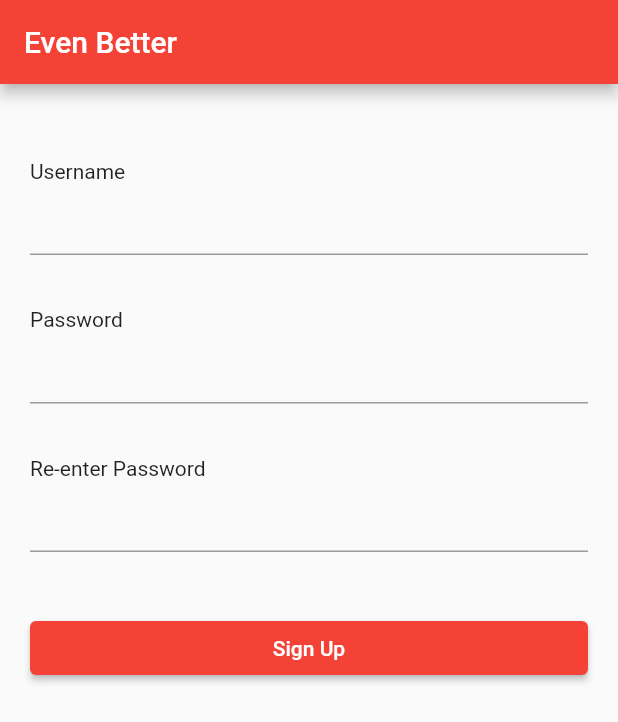
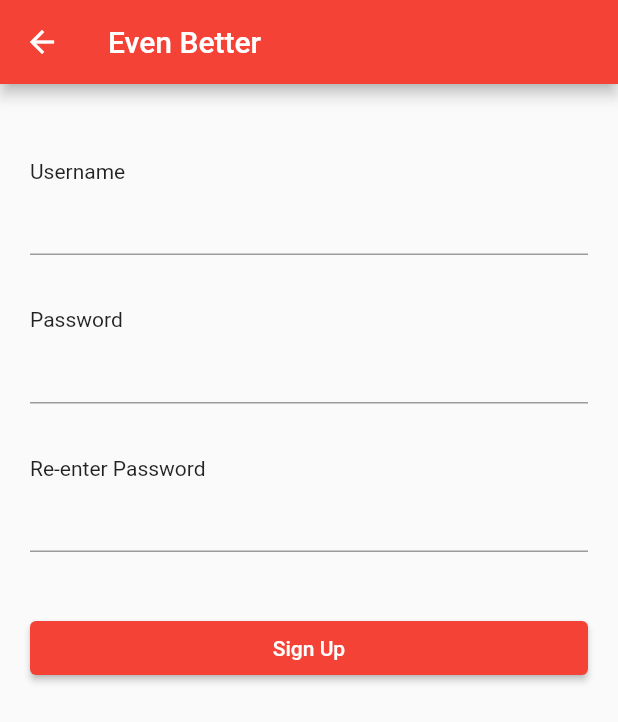
Before and after one commit to rhit-lakstise/even-better, a Flutter app: the screen it shows after launch, after a tap on "Sign Up", on a phone screen of 412 x 824 dp. Shown: the top 722 px of the screen. Run offline on Flutter 3.47's test engine with Material 2 defaults, Android fonts, the phone set to English and light mode, and no system bars.

Commit message:
Added transitions between login, signup pages

```diff
--- a/even_better/lib/firsttime.dart
+++ b/even_better/lib/firsttime.dart
@@ -1,11 +1,11 @@
 import 'package:flutter/material.dart';
 
+import './login.dart';
 import './main.dart';
+import './sign_up.dart';
 
 class FirstTime extends StatelessWidget {
   const FirstTime({Key? key}) : super(key: key);
-
-  void _login() {}
 
   @override
   Widget build(BuildContext context) {
@@ -19,8 +19,20 @@ class FirstTime extends StatelessWidget {
           child: Column(
             mainAxisAlignment: MainAxisAlignment.center,
             children: <Widget>[
-              ElevatedButton(onPressed: _login, child: const Text("Login")),
-              ElevatedButton(onPressed: _login, child: const Text("Sign Up")),
+              ElevatedButton(
+                  onPressed: () {
+                    Navigator.push(context,
+                        MaterialPageRoute(builder: (context) => const Login()));
+                  },
+                  child: const Text("Login")),
+              ElevatedButton(
+                  child: const Text("Sign Up"),
+                  onPressed: () {
+                    Navigator.push(
+                        context,
+                        MaterialPageRoute(
+                            builder: (context) => const SignUp()));
+                  }),
             ],
           ),
         ),
--- a/even_better/lib/main.dart
+++ b/even_better/lib/main.dart
@@ -19,6 +19,6 @@
           //TODO: make a custom color with the rose color palette
           primarySwatch: Colors.red,
         ),
-        home: const SignUp());
+        home: const FirstTime());
   }
 }
```
